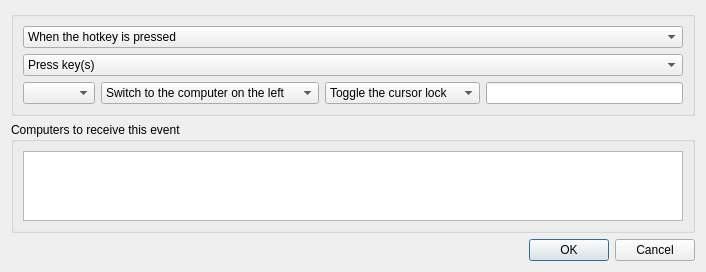
The window that src/lib/gui/dialogs/ActionDialog.ui (Tupig/TupigSynergy) describes before a commit, drawn with Qt 5.
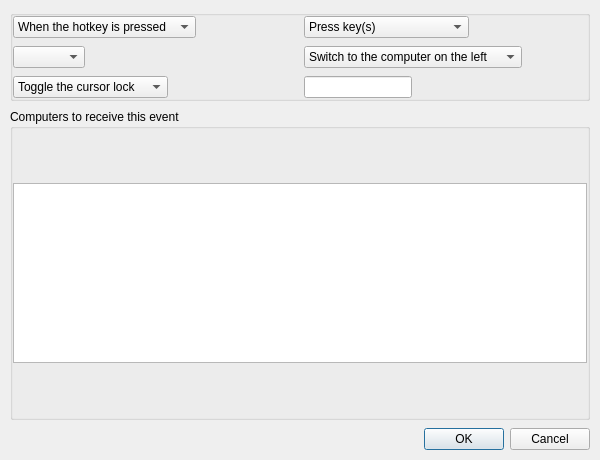
The same window after the commit. Custom widgets are drawn as their Qt base class.

The edit to the form file:
```diff
--- a/src/lib/gui/dialogs/ActionDialog.ui
+++ b/src/lib/gui/dialogs/ActionDialog.ui
@@ -6,28 +6,110 @@
    <rect>
     <x>0</x>
     <y>0</y>
-    <width>706</width>
-    <height>256</height>
+    <width>600</width>
+    <height>460</height>
    </rect>
   </property>
-  <property name="sizePolicy">
-   <sizepolicy hsizetype="Maximum" vsizetype="Maximum">
-    <horstretch>0</horstretch>
-    <verstretch>0</verstretch>
-   </sizepolicy>
-  </property>
   <property name="windowTitle">
    <string>Configure Action</string>
   </property>
   <layout class="QVBoxLayout" name="_2">
+   <property name="spacing">
+    <number>8</number>
+   </property>
+   <property name="leftMargin">
+    <number>10</number>
+   </property>
+   <property name="topMargin">
+    <number>10</number>
+   </property>
+   <property name="rightMargin">
+    <number>10</number>
+   </property>
+   <property name="bottomMargin">
+    <number>10</number>
+   </property>
+   <item>
+    <widget class="QScrollArea" name="scrollArea">
+     <property name="widgetResizable">
+      <bool>true</bool>
+     </property>
+     <property name="frameShape">
+      <enum>QFrame::Shape::NoFrame</enum>
+     </property>
+     <property name="horizontalScrollBarPolicy">
+      <enum>Qt::ScrollBarPolicy::ScrollBarAlwaysOff</enum>
+     </property>
+     <widget class="QWidget" name="scrollAreaWidgetContents">
+      <layout class="QVBoxLayout" name="pageLayout">
+       <property name="spacing">
+        <number>8</number>
+       </property>
+       <property name="leftMargin">
+        <number>0</number>
+       </property>
+       <property name="topMargin">
+        <number>0</number>
+       </property>
+       <property name="rightMargin">
+        <number>0</number>
+       </property>
+       <property name="bottomMargin">
+        <number>0</number>
+       </property>
    <item>
     <widget class="QGroupBox" name="actionCard">
      <property name="title"><string/></property>
      <layout class="QVBoxLayout" name="actionCardLayout">
+          <property name="spacing">
+           <number>8</number>
+          </property>
+          <property name="leftMargin">
+           <number>0</number>
+          </property>
+          <property name="topMargin">
+           <number>0</number>
+          </property>
+          <property name="rightMargin">
+           <number>0</number>
+          </property>
+          <property name="bottomMargin">
+           <number>0</number>
+          </property>
    <item>
-    <layout class="QVBoxLayout" name="horizontalLayout_4">
-     <item>
+           <layout class="QHBoxLayout" name="horizontalLayout_4">
+            <property name="spacing">
+             <number>8</number>
+            </property>
+            <property name="leftMargin">
+             <number>0</number>
+            </property>
+            <property name="topMargin">
+             <number>0</number>
+            </property>
+            <property name="rightMargin">
+             <number>0</number>
+            </property>
+            <property name="bottomMargin">
+             <number>0</number>
+            </property>
+            <item alignment="Qt::AlignmentFlag::AlignLeft">
       <widget class="QComboBox" name="comboTriggerOn">
+              <property name="sizePolicy">
+               <sizepolicy hsizetype="Maximum" vsizetype="Fixed">
+                <horstretch>0</horstretch>
+                <verstretch>0</verstretch>
+               </sizepolicy>
+              </property>
+              <property name="maximumSize">
+               <size>
+                <width>240</width>
+                <height>16777215</height>
+               </size>
+              </property>
+              <property name="sizeAdjustPolicy">
+               <enum>QComboBox::AdjustToContents</enum>
+              </property>
        <item>
         <property name="text">
          <string>When the hotkey is pressed</string>
@@ -40,8 +122,23 @@
        </item>
       </widget>
      </item>
-     <item>
+            <item alignment="Qt::AlignmentFlag::AlignLeft">
       <widget class="QComboBox" name="comboActionType">
+              <property name="sizePolicy">
+               <sizepolicy hsizetype="Maximum" vsizetype="Fixed">
+                <horstretch>0</horstretch>
+                <verstretch>0</verstretch>
+               </sizepolicy>
+              </property>
+              <property name="maximumSize">
+               <size>
+                <width>240</width>
+                <height>16777215</height>
+               </size>
+              </property>
+              <property name="sizeAdjustPolicy">
+               <enum>QComboBox::AdjustToContents</enum>
+              </property>
        <item>
         <property name="text">
          <string>Press key(s)</string>
@@ -87,19 +184,67 @@
     </layout>
    </item>
    <item>
-    <layout class="QHBoxLayout" name="horizontalLayout_2">
-     <item>
+           <layout class="QGridLayout" name="horizontalLayout_2">
+            <property name="horizontalSpacing">
+             <number>8</number>
+            </property>
+            <property name="verticalSpacing">
+             <number>8</number>
+            </property>
+            <property name="leftMargin">
+             <number>0</number>
+            </property>
+            <property name="topMargin">
+             <number>0</number>
+            </property>
+            <property name="rightMargin">
+             <number>0</number>
+            </property>
+            <property name="bottomMargin">
+             <number>0</number>
+            </property>
+            <item row="0" column="0" alignment="Qt::AlignmentFlag::AlignLeft">
       <widget class="QComboBox" name="comboSwitchToScreen">
        <property name="enabled">
         <bool>true</bool>
        </property>
-      </widget>
-     </item>
-     <item>
+              <property name="sizePolicy">
+               <sizepolicy hsizetype="Maximum" vsizetype="Fixed">
+                <horstretch>0</horstretch>
+                <verstretch>0</verstretch>
+               </sizepolicy>
+              </property>
+              <property name="maximumSize">
+               <size>
+                <width>240</width>
+                <height>16777215</height>
+               </size>
+              </property>
+              <property name="sizeAdjustPolicy">
+               <enum>QComboBox::AdjustToContents</enum>
+              </property>
+             </widget>
+            </item>
+            <item row="0" column="1" alignment="Qt::AlignmentFlag::AlignLeft">
       <widget class="QComboBox" name="comboSwitchInDirection">
        <property name="enabled">
         <bool>true</bool>
        </property>
+              <property name="sizePolicy">
+               <sizepolicy hsizetype="Maximum" vsizetype="Fixed">
+                <horstretch>0</horstretch>
+                <verstretch>0</verstretch>
+               </sizepolicy>
+              </property>
+              <property name="maximumSize">
+               <size>
+                <width>240</width>
+                <height>16777215</height>
+               </size>
+              </property>
+              <property name="sizeAdjustPolicy">
+               <enum>QComboBox::AdjustToContents</enum>
+              </property>
        <item>
         <property name="text">
          <string>Switch to the computer on the left</string>
@@ -122,11 +267,26 @@
        </item>
       </widget>
      </item>
-     <item>
+            <item row="1" column="0" alignment="Qt::AlignmentFlag::AlignLeft">
       <widget class="QComboBox" name="comboLockCursorToScreen">
        <property name="enabled">
         <bool>true</bool>
        </property>
+              <property name="sizePolicy">
+               <sizepolicy hsizetype="Maximum" vsizetype="Fixed">
+                <horstretch>0</horstretch>
+                <verstretch>0</verstretch>
+               </sizepolicy>
+              </property>
+              <property name="maximumSize">
+               <size>
+                <width>240</width>
+                <height>16777215</height>
+               </size>
+              </property>
+              <property name="sizeAdjustPolicy">
+               <enum>QComboBox::AdjustToContents</enum>
+              </property>
        <item>
         <property name="text">
          <string>Toggle the cursor lock</string>
@@ -144,8 +304,21 @@
        </item>
       </widget>
      </item>
-     <item>
-      <widget class="KeySequenceWidget" name="keySequenceWidget"/>
+            <item row="1" column="1" alignment="Qt::AlignmentFlag::AlignLeft">
+             <widget class="KeySequenceWidget" name="keySequenceWidget">
+              <property name="sizePolicy">
+               <sizepolicy hsizetype="Maximum" vsizetype="Fixed">
+                <horstretch>0</horstretch>
+                <verstretch>0</verstretch>
+               </sizepolicy>
+              </property>
+              <property name="maximumSize">
+               <size>
+                <width>240</width>
+                <height>16777215</height>
+               </size>
+              </property>
+             </widget>
      </item>
     </layout>
    </item>
@@ -163,15 +336,46 @@
      <property name="title">
       <string>Computers to receive this event</string>
      </property>
-     <layout class="QHBoxLayout" name="_3">
+         <layout class="QVBoxLayout" name="_3">
+          <property name="spacing">
+           <number>8</number>
+          </property>
+          <property name="leftMargin">
+           <number>0</number>
+          </property>
+          <property name="topMargin">
+           <number>0</number>
+          </property>
+          <property name="rightMargin">
+           <number>0</number>
+          </property>
+          <property name="bottomMargin">
+           <number>0</number>
+          </property>
       <item>
        <widget class="QListWidget" name="listScreens">
+            <property name="minimumSize">
+             <size>
+              <width>0</width>
+              <height>120</height>
+             </size>
+            </property>
+            <property name="maximumSize">
+             <size>
+              <width>16777215</width>
+              <height>180</height>
+             </size>
+            </property>
         <property name="sizeAdjustPolicy">
          <enum>QAbstractScrollArea::SizeAdjustPolicy::AdjustToContentsOnFirstShow</enum>
         </property>
        </widget>
       </item>
      </layout>
+        </widget>
+       </item>
+      </layout>
+     </widget>
     </widget>
    </item>
    <item>
```
Left out of the diff: 4 changed lines with no effect on the pictures. Lines whose indentation alone changed are shown as unchanged.
